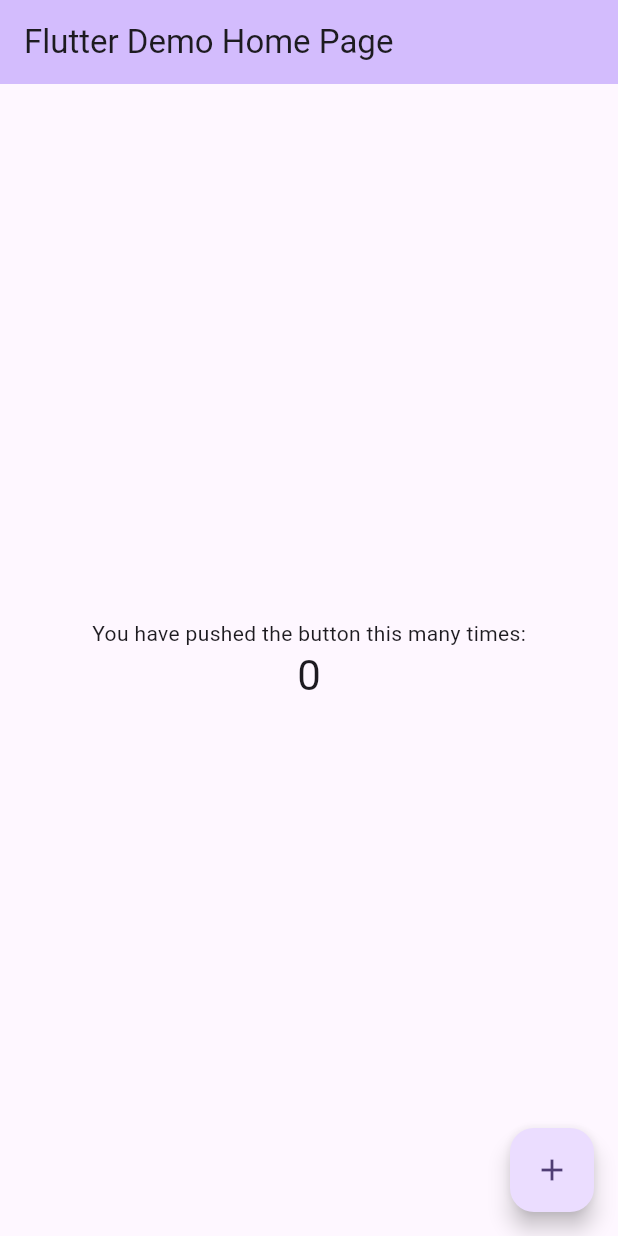
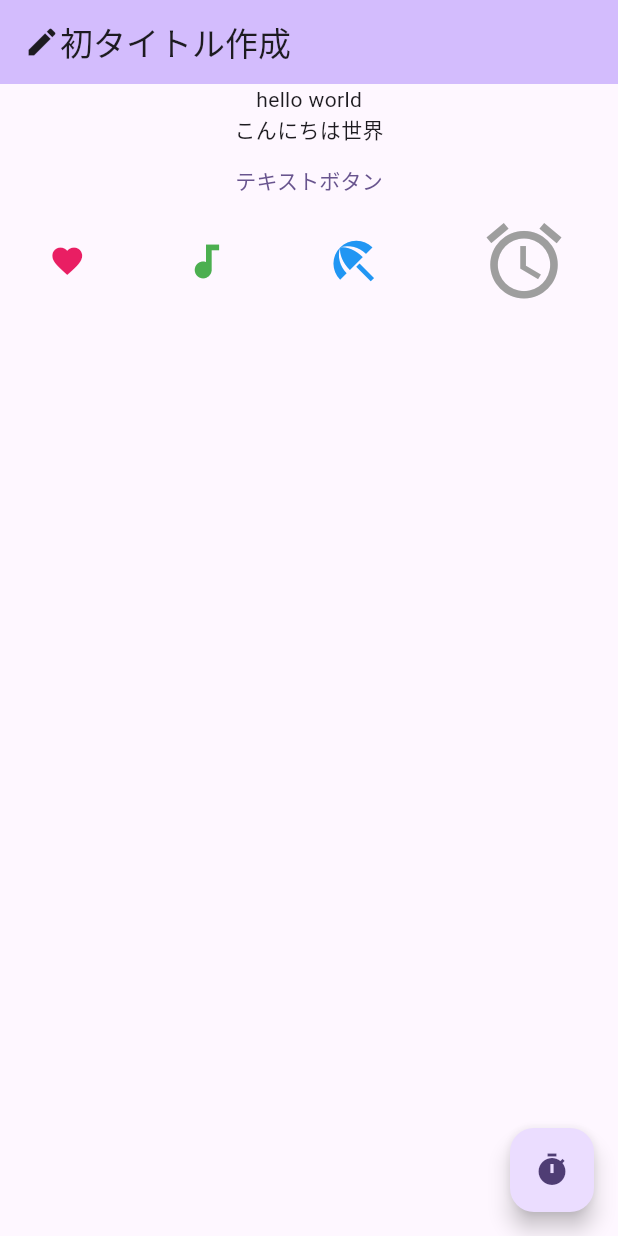
Before and after one commit to pacchi777/flutter_study, a Flutter app: the screen it shows after launch, on a phone screen of 412 x 824 dp. Run offline on Flutter 3.47's test engine with Material 2 defaults, Android fonts, the phone set to English and light mode, and no system bars.

Commit message:
Study 23/08/22

```diff
--- a/flutter_helloworld/lib/main.dart
+++ b/flutter_helloworld/lib/main.dart
@@ -79,48 +79,51 @@
     // than having to individually change instances of widgets.
     return Scaffold(
       appBar: AppBar(
-        // TRY THIS: Try changing the color here to a specific color (to
-        // Colors.amber, perhaps?) and trigger a hot reload to see the AppBar
-        // change color while the other colors stay the same.
         backgroundColor: Theme.of(context).colorScheme.inversePrimary,
-        // Here we take the value from the MyHomePage object that was created by
-        // the App.build method, and use it to set our appbar title.
-        title: Text(widget.title),
+        title: Row(
+          children: const [
+            Icon(Icons.create),
+            Text("初タイトル作成"),
+          ],
+        ),
       ),
-      body: Center(
-        // Center is a layout widget. It takes a single child and positions it
-        // in the middle of the parent.
-        child: Column(
-          // Column is also a layout widget. It takes a list of children and
-          // arranges them vertically. By default, it sizes itself to fit its
-          // children horizontally, and tries to be as tall as its parent.
-          //
-          // Column has various properties to control how it sizes itself and
-          // how it positions its children. Here we use mainAxisAlignment to
-          // center the children vertically; the main axis here is the vertical
-          // axis because Columns are vertical (the cross axis would be
-          // horizontal).
-          //
-          // TRY THIS: Invoke "debug painting" (choose the "Toggle Debug Paint"
-          // action in the IDE, or press "p" in the console), to see the
-          // wireframe for each widget.
-          mainAxisAlignment: MainAxisAlignment.center,
-          children: <Widget>[
-            const Text(
-              'You have pushed the button this many times:',
+      body: Column(children: [
+        const Text("hello world"),
+        const Text("こんにちは世界"),
+        TextButton(
+          onPressed: () => {print("pushed Button")},
+          child: const Text("テキストボタン"),
+        ),
+        Row(
+          mainAxisAlignment: MainAxisAlignment.spaceAround,
+          children: [
+            Icon(
+              Icons.favorite,
+              color: Colors.pink,
+              size: 24.0,
             ),
-            Text(
-              '$_counter',
-              style: Theme.of(context).textTheme.headlineMedium,
+            Icon(
+              Icons.audiotrack,
+              color: Colors.green,
+              size: 30.0,
+            ),
+            Icon(
+              Icons.beach_access,
+              color: Colors.blue,
+              size: 36.0,
+            ),
+            Icon(
+              Icons.access_alarm,
+              color: Colors.grey,
+              size: 60.0,
             ),
           ],
         ),
+      ]),
+      floatingActionButton: FloatingActionButton(
+        onPressed: () => {print("Are you Pressing?")},
+        child: const Icon(Icons.timer),
       ),
-      floatingActionButton: FloatingActionButton(
-        onPressed: _incrementCounter,
-        tooltip: 'Increment',
-        child: const Icon(Icons.add),
-      ), // This trailing comma makes auto-formatting nicer for build methods.
     );
   }
 }
```
